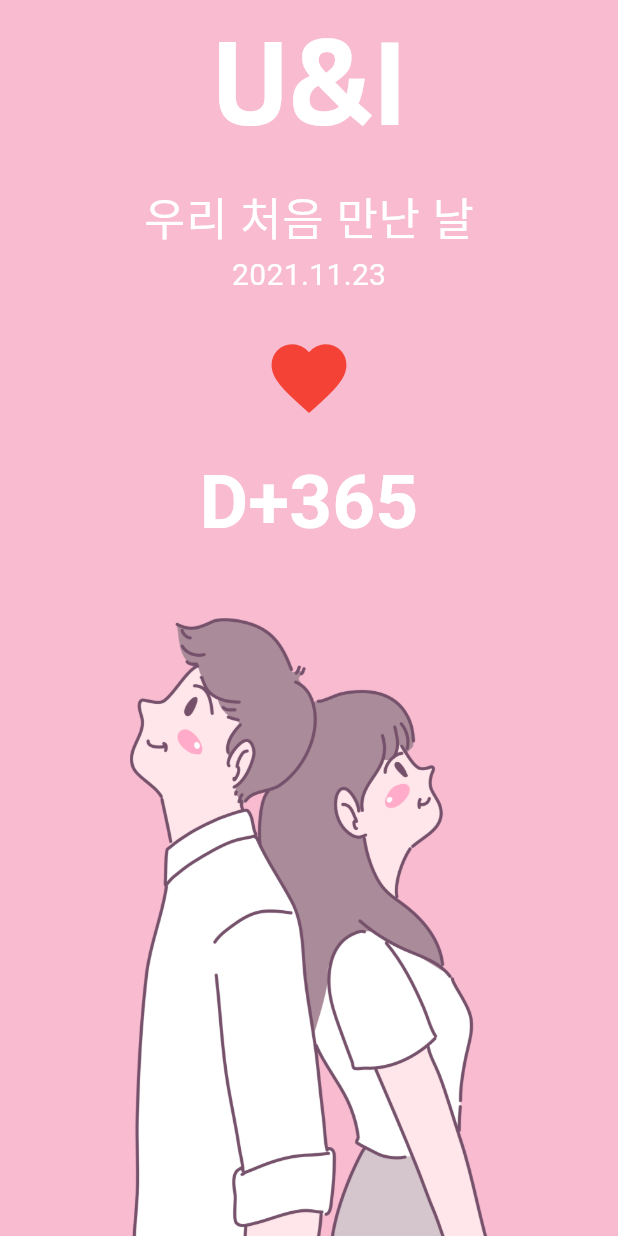
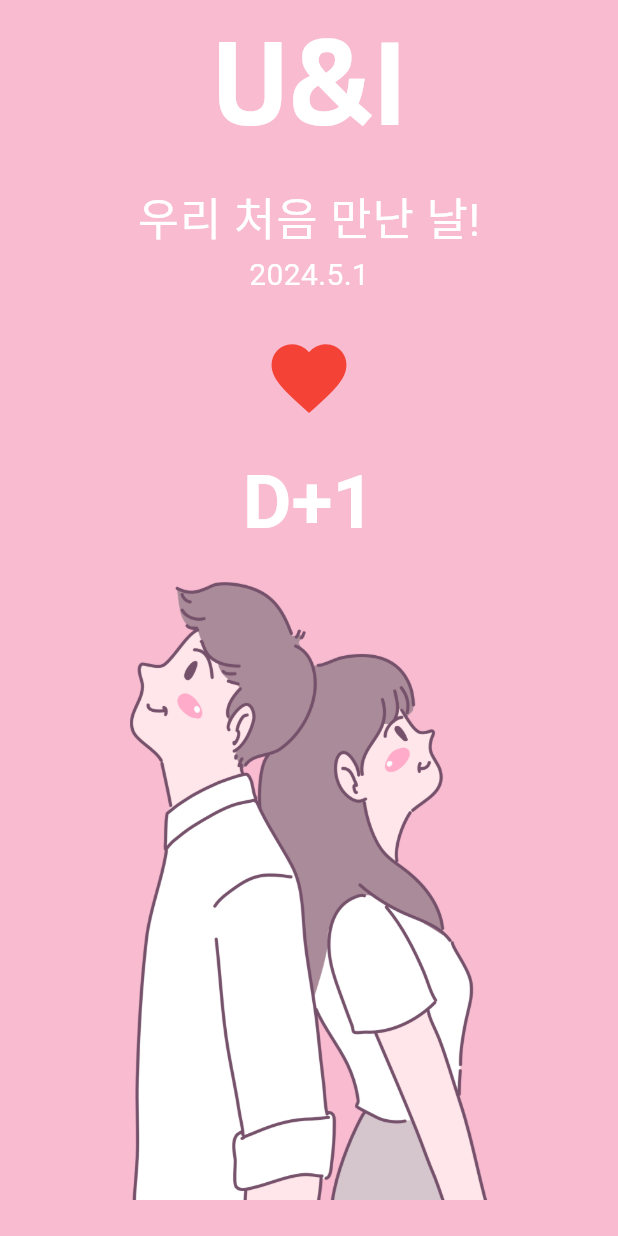
Before and after one commit to leeseewoo/u_and_i, a Flutter app: the screen it shows after launch, on a phone screen of 412 x 824 dp. Run offline on Flutter 3.47's test engine with Material 3 defaults, Android fonts, the phone set to English and light mode, and no system bars; Roboto replaces fonts that are missing (sunflower).

Commit message:
Done : 240501 12PM

```diff
--- a/lib/screen/home_screen.dart
+++ b/lib/screen/home_screen.dart
@@ -1,7 +1,15 @@
+import 'package:flutter/cupertino.dart';
 import 'package:flutter/material.dart';
 
-class HomeScreen extends StatelessWidget {
+class HomeScreen extends StatefulWidget {
   const HomeScreen({Key? key}) : super(key: key);
+
+  @override
+  State<HomeScreen> createState() => _HomeScreenState();
+}
+
+class _HomeScreenState extends State<HomeScreen> {
+  DateTime firstDay = DateTime.now();
 
   @override
   Widget build(BuildContext context) {
@@ -14,19 +22,59 @@ class HomeScreen extends StatelessWidget {
           mainAxisAlignment: MainAxisAlignment.spaceBetween,
           crossAxisAlignment: CrossAxisAlignment.stretch,
           children: [
-            _DDay(),
+            _DDay(
+              onHeartPressed: onHeartPressed,
+              firstDay: firstDay,
+            ),
             _CoupleImage(),
           ],
         ),
       ),
     );
   }
+
+  void onHeartPressed() {
+    // print('Click');
+
+    showCupertinoDialog(
+        context: context,
+        builder: (BuildContext context) {
+          return Align(
+            alignment: Alignment.bottomCenter,
+            child: Container(
+              color: Colors.white,
+              height: 300,
+              child:
+              CupertinoDatePicker(
+                mode: CupertinoDatePickerMode.date,
+                onDateTimeChanged: (DateTime date) {
+                  setState(() {
+                    firstDay = date;
+                  });
+                },
+              ),
+            ),
+          );
+        },
+    barrierDismissible: true,
+    );
+  }
 }
 
 class _DDay extends StatelessWidget {
+
+  final GestureTapCallback onHeartPressed;
+  final DateTime firstDay;
+
+  _DDay({
+    required this.onHeartPressed,
+    required this.firstDay,
+});
+
   @override
   Widget build(BuildContext context) {
     final textTheme = Theme.of(context).textTheme;
+    final now = DateTime.now();
 
     return Column(
       children: [
@@ -39,17 +87,18 @@ class _DDay extends StatelessWidget {
         ),
         const SizedBox(height: 16.0),
         Text(
-          '우리 처음 만난 날',
+          '우리 처음 만난 날!',
           style: textTheme.bodyText1,
         ),
         Text(
-          '2021.11.23',
+          // '2021.11.23',
+          '${firstDay.year}.${firstDay.month}.${firstDay.day}',
           style: textTheme.bodyText2,
         ),
         const SizedBox(height: 16.0),
         IconButton(
           iconSize: 60.0,
-          onPressed: () {},
+          onPressed: onHeartPressed,
           icon: Icon(
             Icons.favorite,
             color: Colors.red,
@@ -57,7 +106,8 @@ class _DDay extends StatelessWidget {
         ),
         const SizedBox(height: 16.0),
         Text(
-          'D+365',
+          // 'D+365',
+          'D+${DateTime(now.year, now.month, now.day).difference(firstDay).inDays + 1}',
           style: textTheme.headline2,
         ),
       ],
@@ -68,10 +118,12 @@ class _DDay extends StatelessWidget {
 class _CoupleImage extends StatelessWidget {
   @override
   Widget build(BuildContext context) {
-    return Center(
-      child: Image.asset(
-        'asset/img/middle_image.png',
-        height: MediaQuery.of(context).size.height / 2,
+    return Expanded(
+      child: Center(
+        child: Image.asset(
+          'asset/img/middle_image.png',
+          height: MediaQuery.of(context).size.height / 2,
+        ),
       ),
     );
   }
```
